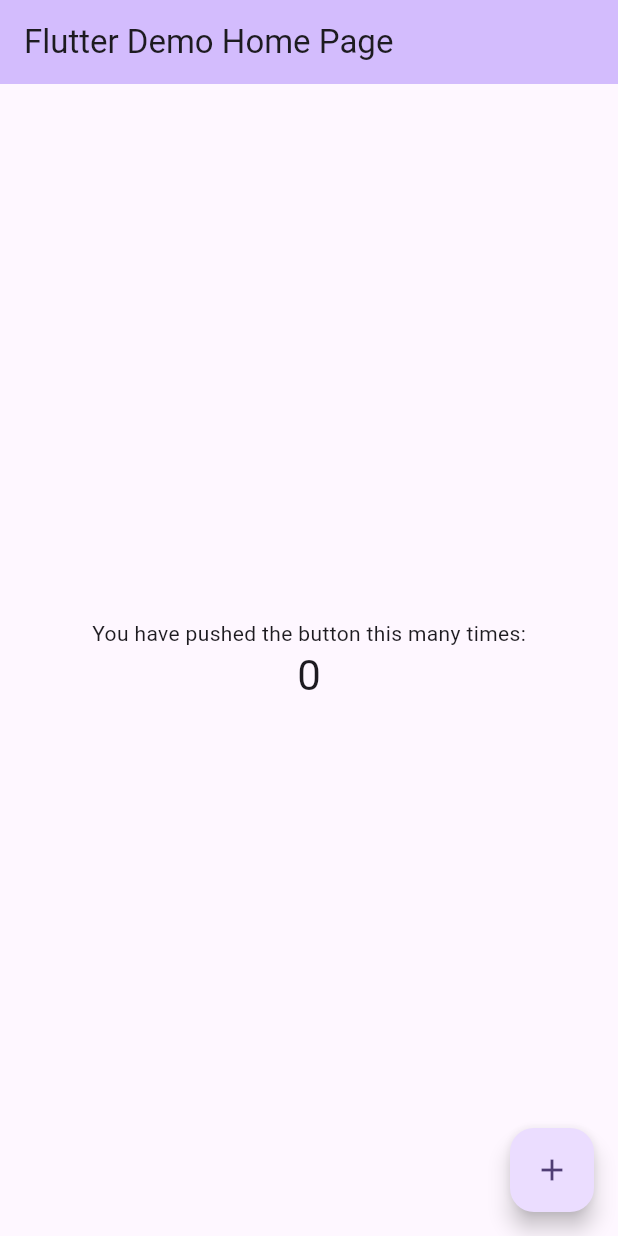
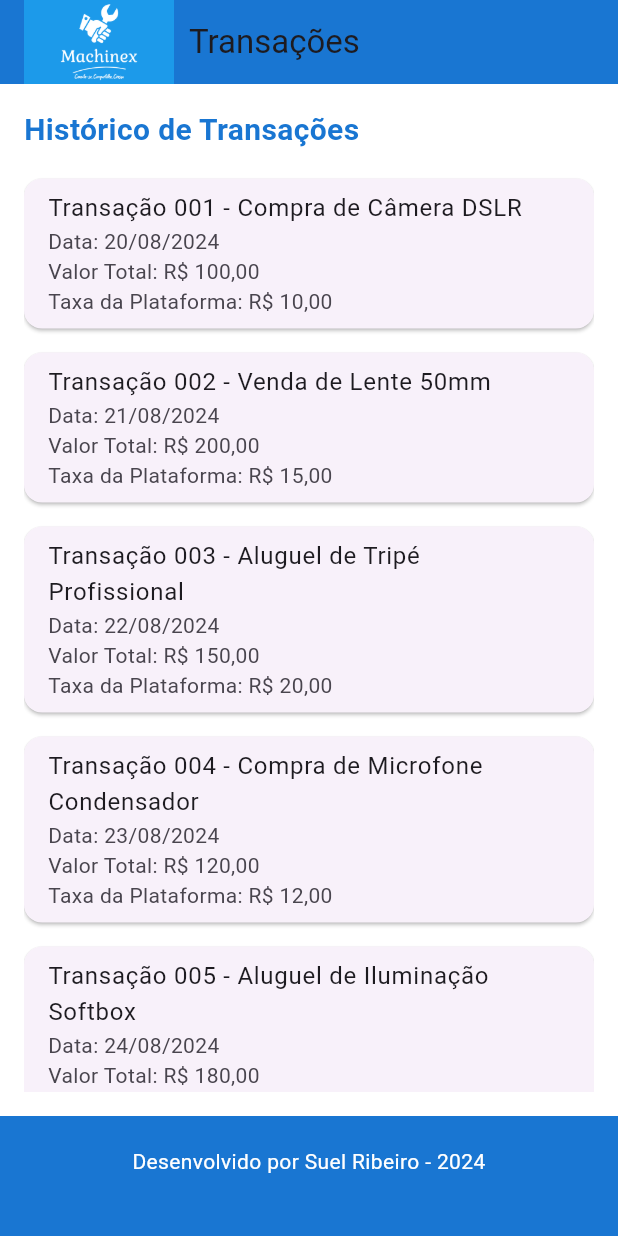
Before and after one commit to Lduarte97/AppMachinex, a Flutter app: the screen it shows after launch, on a phone screen of 412 x 824 dp. Run offline on Flutter 3.47's test engine with Material 3 defaults, Android fonts, the phone set to English and light mode, and no system bars.

Commit message:
criação da tela transação

```diff
--- a/lib/main.dart
+++ b/lib/main.dart
@@ -1,4 +1,5 @@
 import 'package:flutter/material.dart';
+import 'package:projeto/view/Transacao.dart';
 
 void main() {
   runApp(const MyApp());
@@ -13,113 +14,11 @@ class MyApp extends StatelessWidget {
     return MaterialApp(
       title: 'Flutter Demo',
       theme: ThemeData(
-        // This is the theme of your application.
-        //
-        // TRY THIS: Try running your application with "flutter run". You'll see
-        // the application has a purple toolbar. Then, without quitting the app,
-        // try changing the seedColor in the colorScheme below to Colors.green
-        // and then invoke "hot reload" (save your changes or press the "hot
-        // reload" button in a Flutter-supported IDE, or press "r" if you used
-        // the command line to start the app).
-        //
-        // Notice that the counter didn't reset back to zero; the application
-        // state is not lost during the reload. To reset the state, use hot
-        // restart instead.
-        //
-        // This works for code too, not just values: Most code changes can be
-        // tested with just a hot reload.
+
         colorScheme: ColorScheme.fromSeed(seedColor: Colors.deepPurple),
         useMaterial3: true,
       ),
-      home: const MyHomePage(title: 'Flutter Demo Home Page'),
+      home: Transacao(),
     );
   }
 }
-
-class MyHomePage extends StatefulWidget {
-  const MyHomePage({super.key, required this.title});
-
-  // This widget is the home page of your application. It is stateful, meaning
-  // that it has a State object (defined below) that contains fields that affect
-  // how it looks.
-
-  // This class is the configuration for the state. It holds the values (in this
-  // case the title) provided by the parent (in this case the App widget) and
-  // used by the build method of the State. Fields in a Widget subclass are
-  // always marked "final".
-
-  final String title;
-
-  @override
-  State<MyHomePage> createState() => _MyHomePageState();
-}
-
-class _MyHomePageState extends State<MyHomePage> {
-  int _counter = 0;
-
-  void _incrementCounter() {
-    setState(() {
-      // This call to setState tells the Flutter framework that something has
-      // changed in this State, which causes it to rerun the build method below
-      // so that the display can reflect the updated values. If we changed
-      // _counter without calling setState(), then the build method would not be
-      // called again, and so nothing would appear to happen.
-      _counter++;
-    });
-  }
-
-  @override
-  Widget build(BuildContext context) {
-    // This method is rerun every time setState is called, for instance as done
-    // by the _incrementCounter method above.
-    //
-    // The Flutter framework has been optimized to make rerunning build methods
-    // fast, so that you can just rebuild anything that needs updating rather
-    // than having to individually change instances of widgets.
-    return Scaffold(
-      appBar: AppBar(
-        // TRY THIS: Try changing the color here to a specific color (to
-        // Colors.amber, perhaps?) and trigger a hot reload to see the AppBar
-        // change color while the other colors stay the same.
-        backgroundColor: Theme.of(context).colorScheme.inversePrimary,
-        // Here we take the value from the MyHomePage object that was created by
-        // the App.build method, and use it to set our appbar title.
-        title: Text(widget.title),
-      ),
-      body: Center(
-        // Center is a layout widget. It takes a single child and positions it
-        // in the middle of the parent.
-        child: Column(
-          // Column is also a layout widget. It takes a list of children and
-          // arranges them vertically. By default, it sizes itself to fit its
-          // children horizontally, and tries to be as tall as its parent.
-          //
-          // Column has various properties to control how it sizes itself and
-          // how it positions its children. Here we use mainAxisAlignment to
-          // center the children vertically; the main axis here is the vertical
-          // axis because Columns are vertical (the cross axis would be
-          // horizontal).
-          //
-          // TRY THIS: Invoke "debug painting" (choose the "Toggle Debug Paint"
-          // action in the IDE, or press "p" in the console), to see the
-          // wireframe for each widget.
-          mainAxisAlignment: MainAxisAlignment.center,
-          children: <Widget>[
-            const Text(
-              'You have pushed the button this many times:',
-            ),
-            Text(
-              '$_counter',
-              style: Theme.of(context).textTheme.headlineMedium,
-            ),
-          ],
-        ),
-      ),
-      floatingActionButton: FloatingActionButton(
-        onPressed: _incrementCounter,
-        tooltip: 'Increment',
-        child: const Icon(Icons.add),
-      ), // This trailing comma makes auto-formatting nicer for build methods.
-    );
-  }
-}
--- /dev/null
+++ b/lib/view/Transacao.dart
@@ -0,0 +1,167 @@
+import 'package:flutter/material.dart';
+
+class Transacao extends StatefulWidget {
+  @override
+  _TransacaoState createState() => _TransacaoState();
+}
+
+class _TransacaoState extends State<Transacao> {
+  // Lista de transações fictícias com o número da transação
+  final List<Map<String, String>> transacoes = [
+    {
+      'numero': '001',
+      'tipo': 'Compra',
+      'data': '20/08/2024',
+      'valor': '100,00',
+      'taxa': '10,00',
+      'equipamento': 'Câmera DSLR',
+      'pagamento': 'Cartão de Crédito'
+    },
+    {
+      'numero': '002',
+      'tipo': 'Venda',
+      'data': '21/08/2024',
+      'valor': '200,00',
+      'taxa': '15,00',
+      'equipamento': 'Lente 50mm',
+      'pagamento': 'Boleto Bancário'
+    },
+    {
+      'numero': '003',
+      'tipo': 'Aluguel',
+      'data': '22/08/2024',
+      'valor': '150,00',
+      'taxa': '20,00',
+      'equipamento': 'Tripé Profissional',
+      'pagamento': 'Pix'
+    },
+    {
+      'numero': '004',
+      'tipo': 'Compra',
+      'data': '23/08/2024',
+      'valor': '120,00',
+      'taxa': '12,00',
+      'equipamento': 'Microfone Condensador',
+      'pagamento': 'Cartão de Débito'
+    },
+    {
+      'numero': '005',
+      'tipo': 'Aluguel',
+      'data': '24/08/2024',
+      'valor': '180,00',
+      'taxa': '25,00',
+      'equipamento': 'Iluminação Softbox',
+      'pagamento': 'Transferência Bancária'
+    },
+  ];
+
+  @override
+  Widget build(BuildContext context) {
+    return Scaffold(
+      backgroundColor: Colors.white,
+      appBar: AppBar(
+        backgroundColor: Colors.blue[700],
+        title: Row(
+          children: [
+            Image.asset(
+              'assets/download.png', // Certifique-se de ter o caminho correto para o logo
+              height: 100,
+            ),
+            SizedBox(width: 10),
+            Text('Transações'), // Substitua pelo nome do seu aplicativo
+
+          ],
+        ),
+      ),
+      body: Padding(
+        padding: const EdgeInsets.all(16.0),
+        child: Column(
+          crossAxisAlignment: CrossAxisAlignment.start,
+          children: [
+            Text(
+              'Histórico de Transações',
+              style: TextStyle(
+                fontSize: 20,
+                fontWeight: FontWeight.bold,
+                color: Colors.blue[700],
+              ),
+            ),
+            SizedBox(height: 10),
+            Expanded(
+              child: ListView.builder(
+                itemCount: transacoes.length,
+                itemBuilder: (context, index) {
+                  final transacao = transacoes[index];
+                  return Card(
+                    margin: EdgeInsets.symmetric(vertical: 8),
+                    child: ListTile(
+                      title: Text('Transação ${transacao['numero']} - ${transacao['tipo']} de ${transacao['equipamento']}'),
+                      subtitle: Column(
+                        crossAxisAlignment: CrossAxisAlignment.start,
+                        children: [
+                          Text('Data: ${transacao['data']}'),
+                          Text('Valor Total: R\$ ${transacao['valor']}'),
+                          Text('Taxa da Plataforma: R\$ ${transacao['taxa']}'),
+                        ],
+                      ),
+                      onTap: () {
+                        _mostrarDetalhesTransacao(context, transacao);
+                      },
+                    ),
+                  );
+                },
+              ),
+            ),
+          ],
+        ),
+      ),
+      bottomNavigationBar: BottomAppBar(
+        color: Colors.blue[700],
+        child: Padding(
+          padding: const EdgeInsets.all(8.0),
+          child: Text(
+            'Desenvolvido por Suel Ribeiro - 2024',
+            style: TextStyle(color: Colors.white),
+            textAlign: TextAlign.center,
+          ),
+        ),
+      ),
+    );
+  }
+
+  void _mostrarDetalhesTransacao(BuildContext context, Map<String, String> transacao) {
+    showDialog(
+      context: context,
+      builder: (BuildContext context) {
+        return AlertDialog(
+          title: Text('Detalhes da Transação ${transacao['numero']}'),
+          content: SingleChildScrollView(
+            child: ListBody(
+              children: <Widget>[
+                Text('Número da Transação: ${transacao['numero']}'),
+                Text('Tipo de Transação: ${transacao['tipo']}'),
+                Text('Data: ${transacao['data']}'),
+                Text('Valor Total: R\$ ${transacao['valor']}'),
+                Text('Taxa da Plataforma: R\$ ${transacao['taxa']}'),
+                SizedBox(height: 10),
+                Text('Informações sobre o Equipamento:'),
+                Text('Nome do Equipamento: ${transacao['equipamento']}'),
+                SizedBox(height: 10),
+                Text('Detalhes do Pagamento:'),
+                Text('Forma de Pagamento: ${transacao['pagamento']}'),
+              ],
+            ),
+          ),
+          actions: <Widget>[
+            TextButton(
+              child: Text('Fechar'),
+              onPressed: () {
+                Navigator.of(context).pop();
+              },
+            ),
+          ],
+        );
+      },
+    );
+  }
+}
--- a/pubspec.yaml
+++ b/pubspec.yaml
@@ -53,6 +53,8 @@ dev_dependencies:
 
 # The following section is specific to Flutter packages.
 flutter:
+  assets:
+    - assets/download.png
 
   # The following line ensures that the Material Icons font is
   # included with your application, so that you can use the icons in
```
Also changed, not shown: assets/download.png (added), pubspec.lock.
